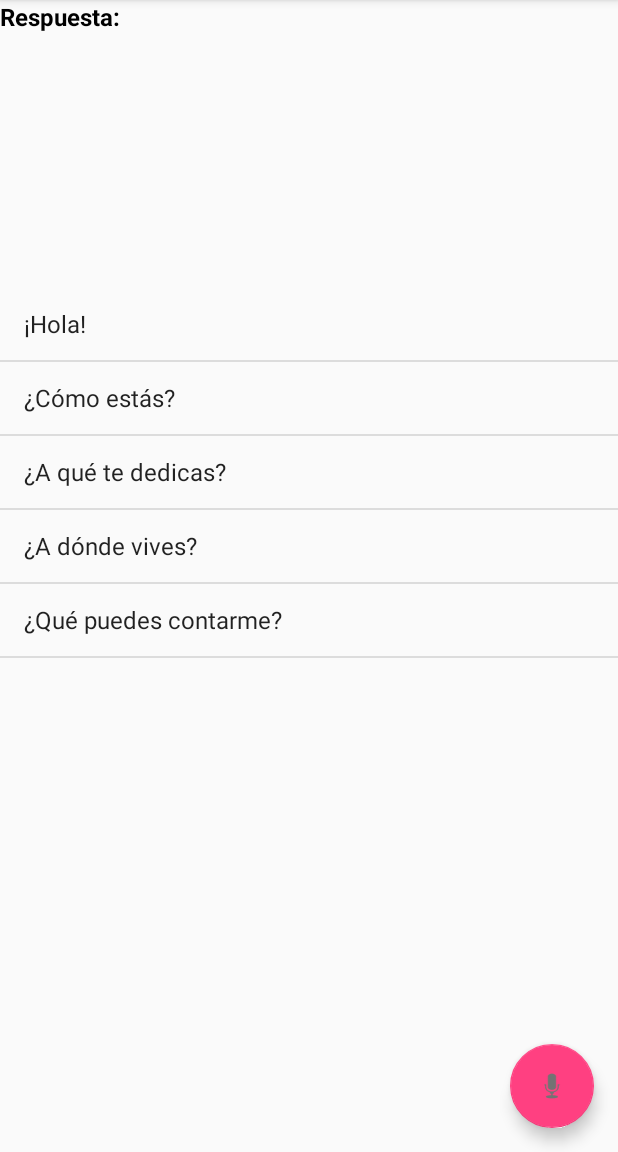
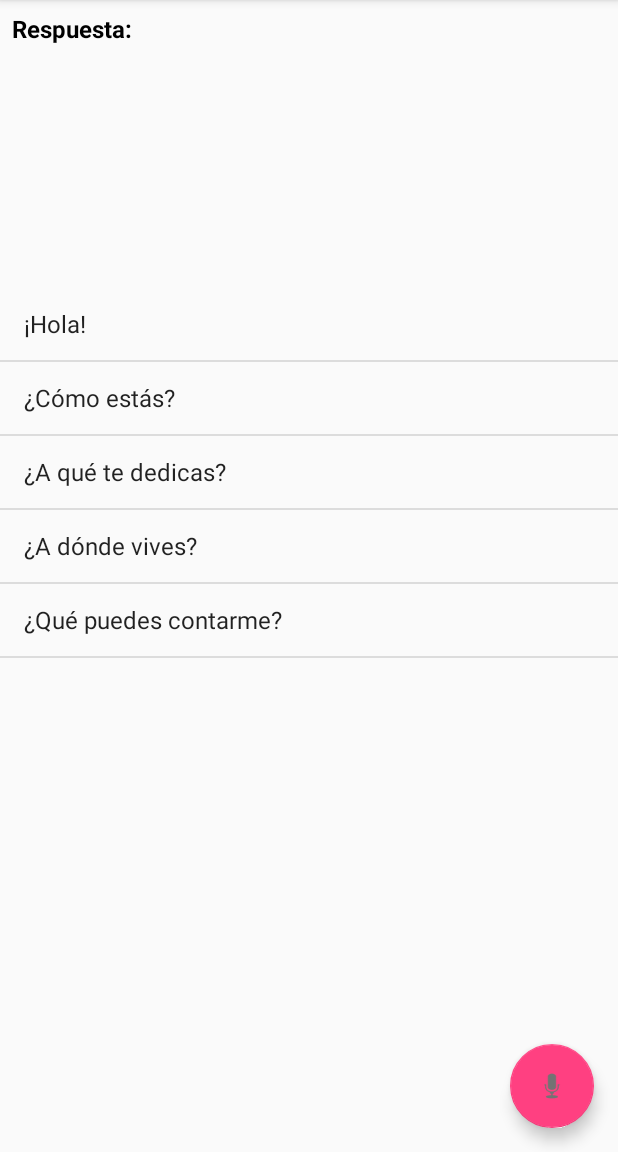
Before and after one commit to Alxe/ProyectoNPI_17-18, an Android app: the DialogResponseFragment screen opened directly, with no data from a screen before it, on a phone screen of 412 x 824 dp, the part 84-1236 px from its top. Run offline under Robolectric (Android 15) with nearby library versions, the phone set to English and light mode, and no system bars; libraries missing offline, so code that uses them is left out: ai.api, ai.api.android, ai.api.model, ai.api.ui; 3 statements that could not run were skipped.

Commit message:
Added two new permissions, uploaded Language flags, \ updated the layout of DialogResponse

```diff
--- a/app/src/main/AndroidManifest.xml
+++ b/app/src/main/AndroidManifest.xml
@@ -4,6 +4,8 @@
 
     <uses-permission android:name="android.permission.INTERNET" />
     <uses-permission android:name="android.permission.RECORD_AUDIO" />
+    <uses-permission android:name="android.permission.CAMERA" />
+    <uses-permission android:name="android.permission.NFC" />
 
     <application
         android:allowBackup="true"
@@ -24,6 +26,7 @@
         <activity android:name=".DialogActivity"
             android:theme="@style/AppTheme.NoActionBar" />
         <activity android:name=".SensorActivity" />
+        <activity android:name=".ScannerUtility" />
     </application>
 
 </manifest>
--- a/app/src/main/res/layout/fragment_dialog_response.xml
+++ b/app/src/main/res/layout/fragment_dialog_response.xml
@@ -1,25 +1,32 @@
 <?xml version="1.0" encoding="utf-8"?>
-<LinearLayout
+<RelativeLayout
     xmlns:android="http://schemas.android.com/apk/res/android"
     xmlns:tools="http://schemas.android.com/tools"
     tools:context=".DialogActivity"
     tools:showIn="@layout/activity_dialog"
     android:layout_width="match_parent"
-    android:layout_height="match_parent"
-    android:orientation="vertical"
-    android:layout_margin="32dp">
+    android:layout_height="match_parent">
 
     <TextView
+        android:id="@+id/dialog_response_label"
         android:layout_width="match_parent"
         android:layout_height="wrap_content"
         android:textStyle="bold"
         android:textSize="16sp"
         android:textColor="@android:color/black"
+        android:padding="8dp"
         android:text="@string/dialog_response_label"/>
 
-    <TextView
-        android:id="@+id/dialog_response_text"
+    <ScrollView
         android:layout_width="match_parent"
-        android:layout_height="wrap_content"
-        android:textAlignment="center"/>
-</LinearLayout>
+        android:layout_height="match_parent"
+        android:layout_below="@id/dialog_response_label">
+
+        <TextView
+            android:id="@+id/dialog_response_text"
+            android:layout_width="match_parent"
+            android:layout_height="wrap_content"
+            android:textAlignment="gravity"
+            android:gravity="center"/>
+        </ScrollView>
+</RelativeLayout>
```
